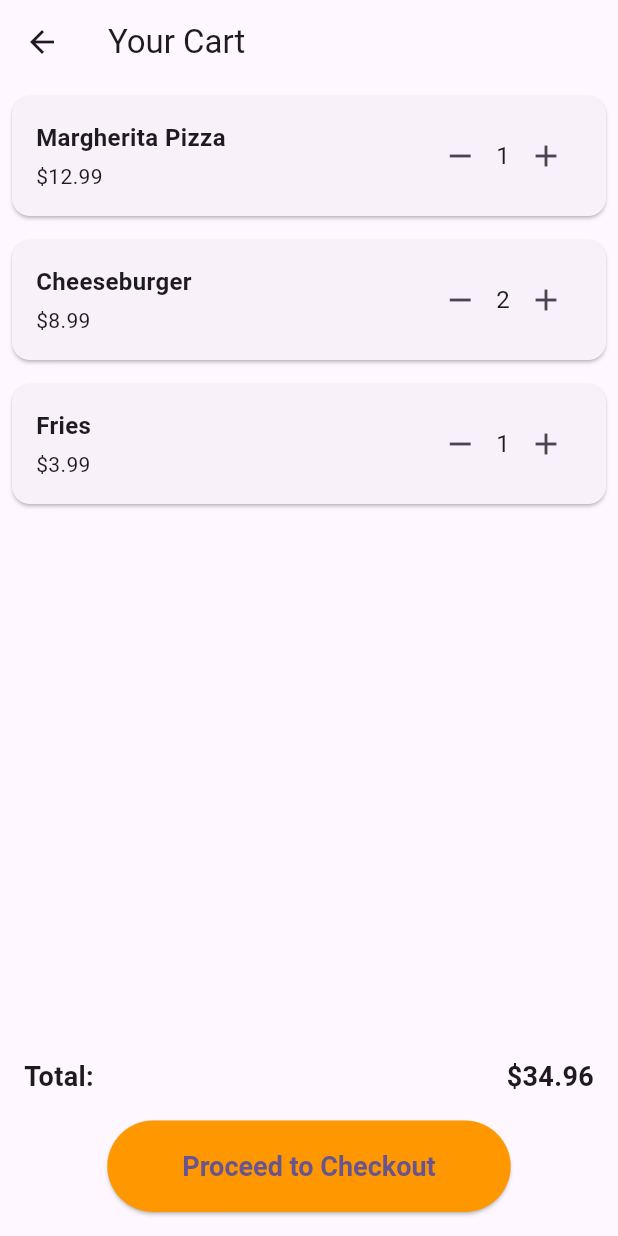
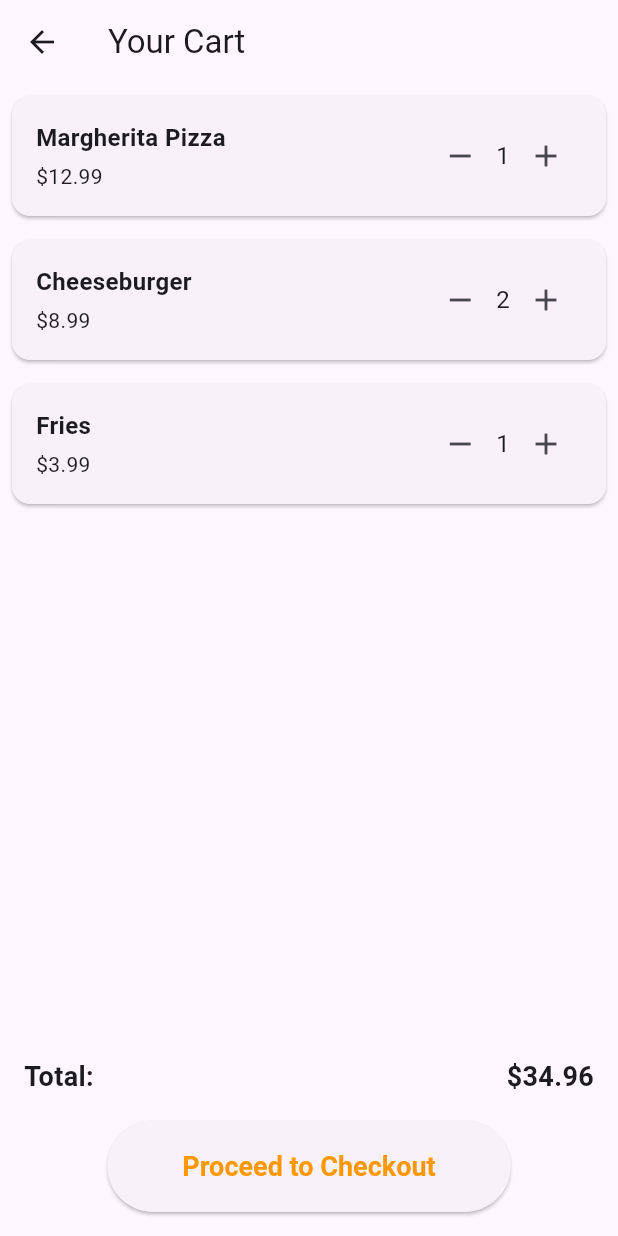
Before and after one commit to Campus-Dabba/campus_dabba_mobile, a Flutter app: the CartScreen screen opened directly, on a phone screen of 412 x 824 dp. Run offline on Flutter 3.47's test engine with Material 3 defaults, Android fonts, the phone set to English and light mode, and no system bars.

```diff
--- a/lib/screen/cart_page.dart
+++ b/lib/screen/cart_page.dart
@@ -1,8 +1,10 @@
 import 'package:flutter/material.dart';
 
 class CartScreen extends StatefulWidget {
+  const CartScreen({super.key});
+
   @override
-  _CartScreenState createState() => _CartScreenState();
+  State<CartScreen> createState() => _CartScreenState();
 }
 
 class _CartScreenState extends State<CartScreen> {
@@ -14,7 +16,8 @@ class _CartScreenState extends State<CartScreen> {
   ];
 
   double get totalPrice {
-    return cartItems.fold(0, (total, item) => total + (item.price * item.quantity));
+    return cartItems.fold(
+        0, (total, item) => total + (item.price * item.quantity));
   }
 
   @override
@@ -59,21 +62,23 @@ class _CartScreenState extends State<CartScreen> {
                   children: [
                     Text(
                       'Total:',
-                      style: TextStyle(fontSize: 18, fontWeight: FontWeight.bold),
+                      style:
+                          TextStyle(fontSize: 18, fontWeight: FontWeight.bold),
                     ),
                     Text(
                       '\$${totalPrice.toStringAsFixed(2)}',
-                      style: TextStyle(fontSize: 18, fontWeight: FontWeight.bold),
+                      style:
+                          TextStyle(fontSize: 18, fontWeight: FontWeight.bold),
                     ),
                   ],
                 ),
                 SizedBox(height: 16),
                 ElevatedButton(
-                  child: Text('Proceed to Checkout'),
                   style: ElevatedButton.styleFrom(
-                    primary: Colors.orange,
+                    foregroundColor: Colors.orange,
                     padding: EdgeInsets.symmetric(horizontal: 50, vertical: 20),
-                    textStyle: TextStyle(fontSize: 18, fontWeight: FontWeight.bold),
+                    textStyle:
+                        TextStyle(fontSize: 18, fontWeight: FontWeight.bold),
                   ),
                   onPressed: () {
                     // TODO: Implement checkout functionality
@@ -81,6 +86,7 @@ class _CartScreenState extends State<CartScreen> {
                       SnackBar(content: Text('Proceeding to checkout...')),
                     );
                   },
+                  child: Text('Proceed to Checkout'),
                 ),
               ],
             ),
@@ -105,11 +111,11 @@ class CartItemWidget extends StatelessWidget {
   final VoidCallback onDecrease;
 
   const CartItemWidget({
-    Key? key,
+    super.key,
     required this.item,
     required this.onIncrease,
     required this.onDecrease,
-  }) : super(key: key);
+  });
 
   @override
   Widget build(BuildContext context) {
```
Also changed, not shown: lib/screen/home_screen.dart (+53 -21 lines), lib/type/order.dart (added).
